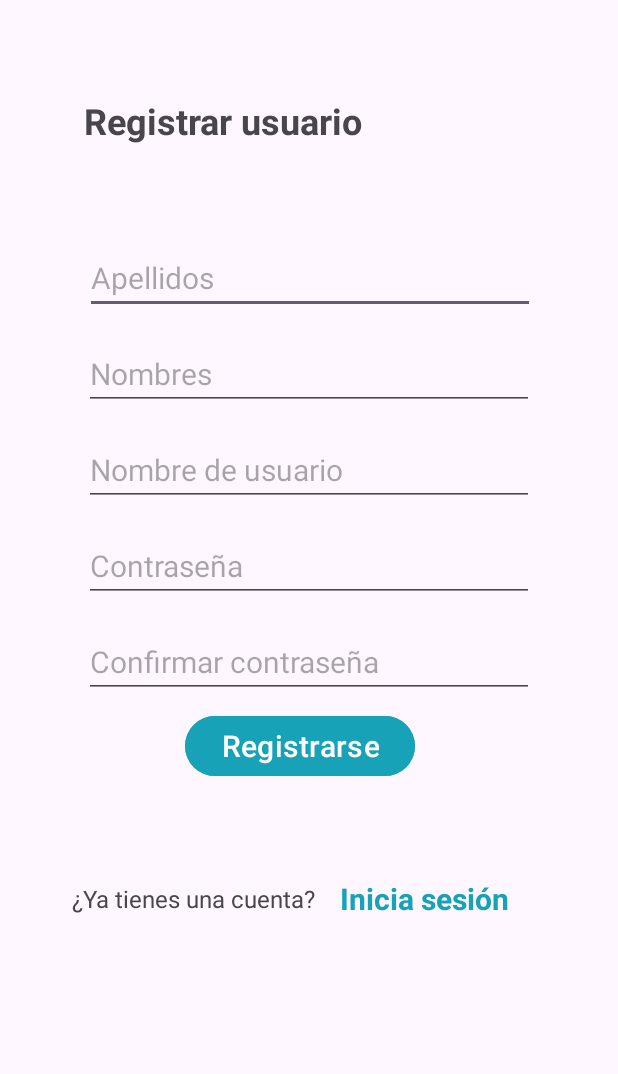
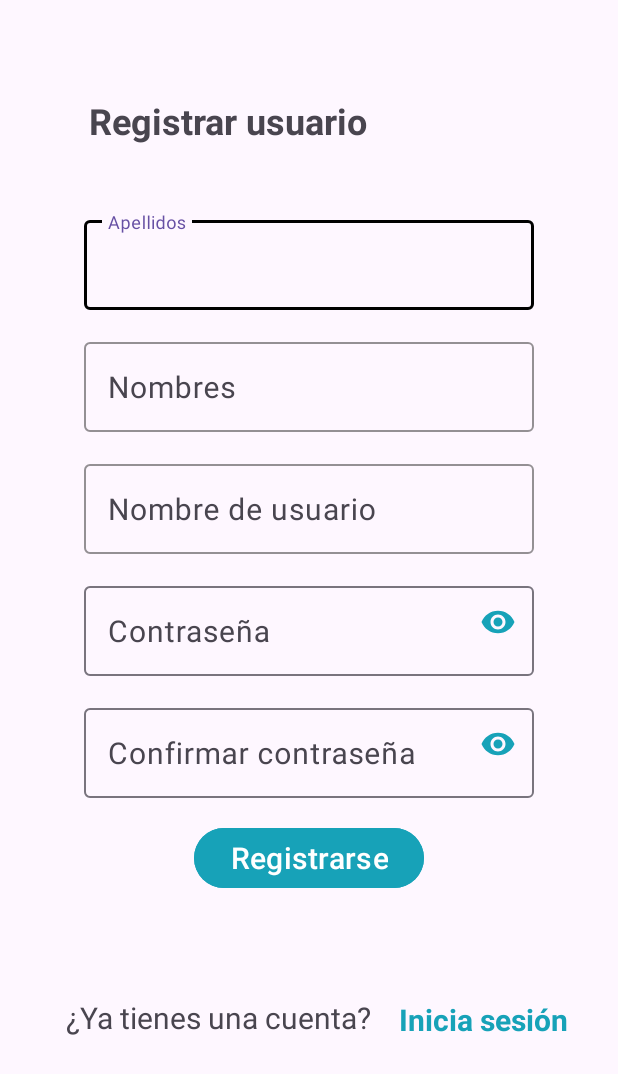
Before and after one commit to DanteLuque/app_reciclaje_android_java_sqlite, an Android app: the Signup screen opened directly, with no data from a screen before it, on a phone screen of 412 x 824 dp. Shown: the top 1074 px of the screen. Run offline under Robolectric (Android 15) with nearby library versions, the phone set to English and light mode, and no system bars; libraries missing offline, so code that uses them is left out: org.mindrot.jbcrypt.

Commit message:
Mejorando la UI usando la libreria Material Components

```diff
--- a/app/src/main/res/layout/activity_signup.xml
+++ b/app/src/main/res/layout/activity_signup.xml
@@ -7,103 +7,147 @@
     android:layout_height="match_parent"
     tools:context=".ui.Signup">
 
+
+    <com.google.android.material.textfield.TextInputLayout
+        android:id="@+id/layout_apellidos"
+        android:layout_width="300dp"
+        android:layout_height="65dp"
+        android:layout_marginTop="36dp"
+        app:boxStrokeColor="@color/black"
+        app:boxStrokeWidthFocused="2dp"
+        app:layout_constraintEnd_toEndOf="parent"
+        app:layout_constraintStart_toStartOf="parent"
+        app:layout_constraintTop_toBottomOf="@+id/tv_register">
+
         <EditText
             android:id="@+id/et_apellidos"
-        android:layout_width="300dp"
-        android:layout_height="wrap_content"
-        android:layout_marginTop="56dp"
+            android:layout_width="match_parent"
+            android:layout_height="match_parent"
             android:ems="10"
             android:hint="@string/et_apellidos"
             android:inputType="text"
-        android:textSize="20sp"
+            android:textSize="20sp" />
+    </com.google.android.material.textfield.TextInputLayout>
+
+
+    <com.google.android.material.textfield.TextInputLayout
+        android:id="@+id/layout_nombres"
+        android:layout_width="300dp"
+        android:layout_height="65dp"
+        android:layout_marginTop="16dp"
+        app:boxStrokeColor="@color/black"
+        app:boxStrokeWidthFocused="2dp"
         app:layout_constraintEnd_toEndOf="parent"
-        app:layout_constraintHorizontal_bias="0.504"
         app:layout_constraintStart_toStartOf="parent"
-        app:layout_constraintTop_toBottomOf="@+id/tv_register" />
+        app:layout_constraintTop_toBottomOf="@+id/layout_apellidos">
 
         <EditText
             android:id="@+id/et_nombres"
             android:layout_width="300dp"
             android:layout_height="wrap_content"
-        android:layout_marginTop="16dp"
             android:ems="10"
             android:hint="@string/et_nombres"
             android:inputType="text"
-        android:textSize="20sp"
+            android:textSize="20sp" />
+    </com.google.android.material.textfield.TextInputLayout>
+
+
+    <com.google.android.material.textfield.TextInputLayout
+        android:id="@+id/layout_username"
+        android:layout_width="300dp"
+        android:layout_height="65dp"
+        android:layout_marginTop="16dp"
+        app:boxStrokeColor="@color/black"
+        app:boxStrokeWidthFocused="2dp"
         app:layout_constraintEnd_toEndOf="parent"
         app:layout_constraintStart_toStartOf="parent"
-        app:layout_constraintTop_toBottomOf="@+id/et_apellidos" />
+        app:layout_constraintTop_toBottomOf="@+id/layout_nombres">
 
         <EditText
             android:id="@+id/et_username"
             android:layout_width="300dp"
-        android:layout_height="wrap_content"
-        android:layout_marginTop="16dp"
+            android:layout_height="match_parent"
             android:ems="10"
             android:hint="@string/et_username"
             android:inputType="text"
-        android:textSize="20sp"
+            android:textSize="20sp" />
+    </com.google.android.material.textfield.TextInputLayout>
+
+    <com.google.android.material.textfield.TextInputLayout
+        android:id="@+id/layout_password"
+        android:layout_width="300dp"
+        android:layout_height="65dp"
+        android:layout_marginTop="16dp"
+        app:endIconMode="password_toggle"
+        app:endIconTint="@color/blue"
         app:layout_constraintEnd_toEndOf="parent"
         app:layout_constraintStart_toStartOf="parent"
-        app:layout_constraintTop_toBottomOf="@+id/et_nombres" />
+        app:layout_constraintTop_toBottomOf="@+id/layout_username">
 
         <EditText
             android:id="@+id/et_password"
             android:layout_width="300dp"
             android:layout_height="wrap_content"
-        android:layout_marginTop="16dp"
             android:ems="10"
             android:hint="@string/et_password"
             android:inputType="textPassword"
             android:textSize="20sp"
+            tools:layout_editor_absoluteX="40dp"
+            tools:layout_editor_absoluteY="646dp" />
+    </com.google.android.material.textfield.TextInputLayout>
+
+    <com.google.android.material.textfield.TextInputLayout
+        android:id="@+id/layout_confirm_password"
+        android:layout_width="300dp"
+        android:layout_height="65dp"
+        android:layout_marginTop="16dp"
+        app:endIconMode="password_toggle"
+        app:endIconTint="@color/blue"
         app:layout_constraintEnd_toEndOf="parent"
         app:layout_constraintStart_toStartOf="parent"
-        app:layout_constraintTop_toBottomOf="@+id/et_username" />
+        app:layout_constraintTop_toBottomOf="@+id/layout_password">
 
         <EditText
             android:id="@+id/et_confirm_password"
             android:layout_width="300dp"
             android:layout_height="wrap_content"
-        android:layout_marginTop="16dp"
             android:ems="10"
             android:hint="@string/et_confirm_password"
             android:inputType="textPassword"
-        android:textSize="20sp"
-        app:layout_constraintEnd_toEndOf="parent"
-        app:layout_constraintStart_toStartOf="parent"
-        app:layout_constraintTop_toBottomOf="@+id/et_password" />
+            android:textSize="20sp" />
+    </com.google.android.material.textfield.TextInputLayout>
 
     <Button
         android:id="@+id/btn_signin"
         android:layout_width="wrap_content"
         android:layout_height="wrap_content"
-        android:layout_marginTop="8dp"
+        android:layout_marginTop="16dp"
         android:backgroundTint="@color/blue"
         android:onClick="registerUser"
         android:text="@string/registrarse"
         android:textSize="20sp"
         app:layout_constraintEnd_toEndOf="parent"
-        app:layout_constraintHorizontal_bias="0.476"
+        app:layout_constraintHorizontal_bias="0.501"
         app:layout_constraintStart_toStartOf="parent"
-        app:layout_constraintTop_toBottomOf="@+id/et_confirm_password" />
+        app:layout_constraintTop_toBottomOf="@+id/layout_confirm_password" />
 
     <TextView
         android:id="@+id/tv_question"
-        android:layout_width="wrap_content"
-        android:layout_height="wrap_content"
-        android:layout_marginStart="48dp"
-        android:layout_marginBottom="148dp"
+        android:layout_width="222dp"
+        android:layout_height="27dp"
+        android:layout_marginStart="44dp"
+        android:layout_marginBottom="64dp"
         android:text="¿Ya tienes una cuenta?"
-        android:textSize="16sp"
+        android:textSize="20sp"
         app:layout_constraintBottom_toBottomOf="parent"
         app:layout_constraintStart_toStartOf="parent"
         app:layout_constraintTop_toBottomOf="@+id/btn_signin" />
 
     <TextView
         android:id="@+id/tv_link"
-        android:layout_width="wrap_content"
-        android:layout_height="wrap_content"
-        android:layout_marginBottom="148dp"
+        android:layout_width="116dp"
+        android:layout_height="27dp"
+        android:layout_marginBottom="64dp"
         android:onClick="redirectLogin"
         android:text="Inicia sesión"
         android:textColor="@color/blue"
@@ -111,19 +155,20 @@
         android:textStyle="bold"
         app:layout_constraintBottom_toBottomOf="parent"
         app:layout_constraintEnd_toEndOf="parent"
-        app:layout_constraintHorizontal_bias="0.181"
+        app:layout_constraintHorizontal_bias="0.0"
         app:layout_constraintStart_toEndOf="@+id/tv_question"
-        app:layout_constraintTop_toBottomOf="@+id/btn_signin" />
+        app:layout_constraintTop_toBottomOf="@+id/btn_signin"
+        app:layout_constraintVertical_bias="0.514" />
 
     <TextView
         android:id="@+id/tv_register"
         android:layout_width="293dp"
         android:layout_height="41dp"
-        android:layout_marginStart="56dp"
         android:layout_marginTop="64dp"
         android:text="@string/tv_registrar_usuario"
         android:textSize="24sp"
         android:textStyle="bold"
+        app:layout_constraintEnd_toEndOf="parent"
         app:layout_constraintStart_toStartOf="parent"
         app:layout_constraintTop_toTopOf="parent" />
 
```
Also changed, not shown: app/src/main/res/layout/activity_login.xml (+36 -19 lines), 4 other files. Lines whose indentation alone changed are shown as unchanged.
